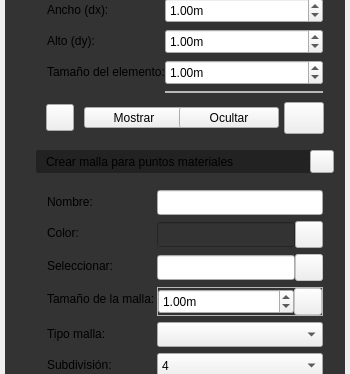
Old version of the form app/ui/widget_draw_menu_mesh.ui in the repository edwinar13/MPM-UN; both pictures show x 0 to 350 and y 88 to 462 of the 350 by 783 pixel window.
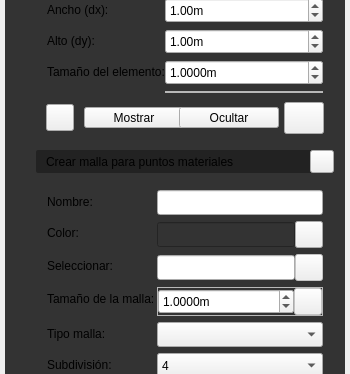
New version of the form. Icons and pictures are not drawn.

Patch:
```diff
--- a/app/ui/widget_draw_menu_mesh.ui
+++ b/app/ui/widget_draw_menu_mesh.ui
@@ -1150,10 +1150,10 @@
                            <string>m</string>
                           </property>
                           <property name="decimals">
-                           <number>2</number>
+                           <number>4</number>
                           </property>
                           <property name="minimum">
-                           <double>0.010000000000000</double>
+                           <double>0.000100000000000</double>
                           </property>
                           <property name="singleStep">
                            <double>0.010000000000000</double>
@@ -1855,10 +1855,10 @@
                               <string>m</string>
                              </property>
                              <property name="decimals">
-                              <number>2</number>
+                              <number>4</number>
                              </property>
                              <property name="minimum">
-                              <double>0.010000000000000</double>
+                              <double>0.000100000000000</double>
                              </property>
                              <property name="singleStep">
                               <double>0.010000000000000</double>
```
